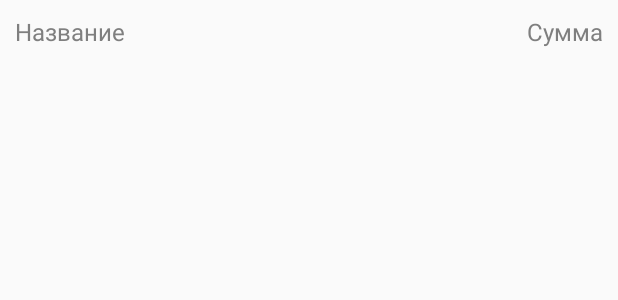
After one commit to brick8/YrokListView2, an Android app: the layout list_item.xml on its own in the app's theme, with its tools: preview values and no code run, on a phone screen of 412 x 824 dp. The commit adds this screen. Shown: the top 300 px of the screen. Run offline under Robolectric (Android 15) with nearby library versions, the phone set to English and light mode, and no system bars.

Commit message:
4eto sdelal

```diff
--- a/app/src/main/java/com/example/brick/yroklistview/MainActivity.java
+++ b/app/src/main/java/com/example/brick/yroklistview/MainActivity.java
@@ -2,12 +2,15 @@ package com.example.brick.yroklistview;
 
 import android.support.v7.app.AppCompatActivity;
 import android.os.Bundle;
+import android.widget.ListView;
 
 public class MainActivity extends AppCompatActivity {
+    private ListView listView;
 
     @Override
     protected void onCreate(Bundle savedInstanceState) {
         super.onCreate(savedInstanceState);
         setContentView(R.layout.activity_main);
+        listView = (ListView)findViewById(R.id.listview);
     }
 }
--- /dev/null
+++ b/app/src/main/res/layout/list_item.xml
@@ -0,0 +1,37 @@
+<?xml version="1.0" encoding="utf-8"?>
+<RelativeLayout
+    xmlns:android="http://schemas.android.com/apk/res/android"
+    android:layout_width="match_parent"
+    android:layout_height="match_parent"
+    android:orientation="vertical"
+    >
+<LinearLayout
+    android:layout_width="match_parent"
+    android:layout_height="wrap_content"
+    android:background="@android:color/transparent"
+    android:orientation="vertical"
+    >
+
+    <TextView
+        android:id="@+id/title"
+        android:layout_width="match_parent"
+        android:layout_height="wrap_content"
+        android:layout_alignParentLeft="true"
+        android:layout_marginLeft="10dp"
+        android:layout_marginTop="10dp"
+        android:text="Название"
+        android:textColor="#7F7F7F"
+        android:textSize="16dp" />
+</LinearLayout>
+    <TextView
+        android:id="@+id/sum"
+        android:layout_width="wrap_content"
+        android:layout_height="match_parent"
+        android:layout_alignParentRight="true"
+        android:layout_marginTop="10dp"
+        android:layout_marginRight="10dp"
+        android:text="Сумма"
+        android:textColor="#7F7F7F"
+        android:textSize="16dp"
+        />
+</RelativeLayout>
```
Also changed, not shown: app/src/main/java/com/example/brick/yroklistview/TransactionAdapter.java (added, +18 -0 lines), app/src/main/java/com/example/brick/yroklistview/Transactions.java (added, +16 -0 lines), app/src/main/res/layout/activity_main.xml (+10 -9 lines).
